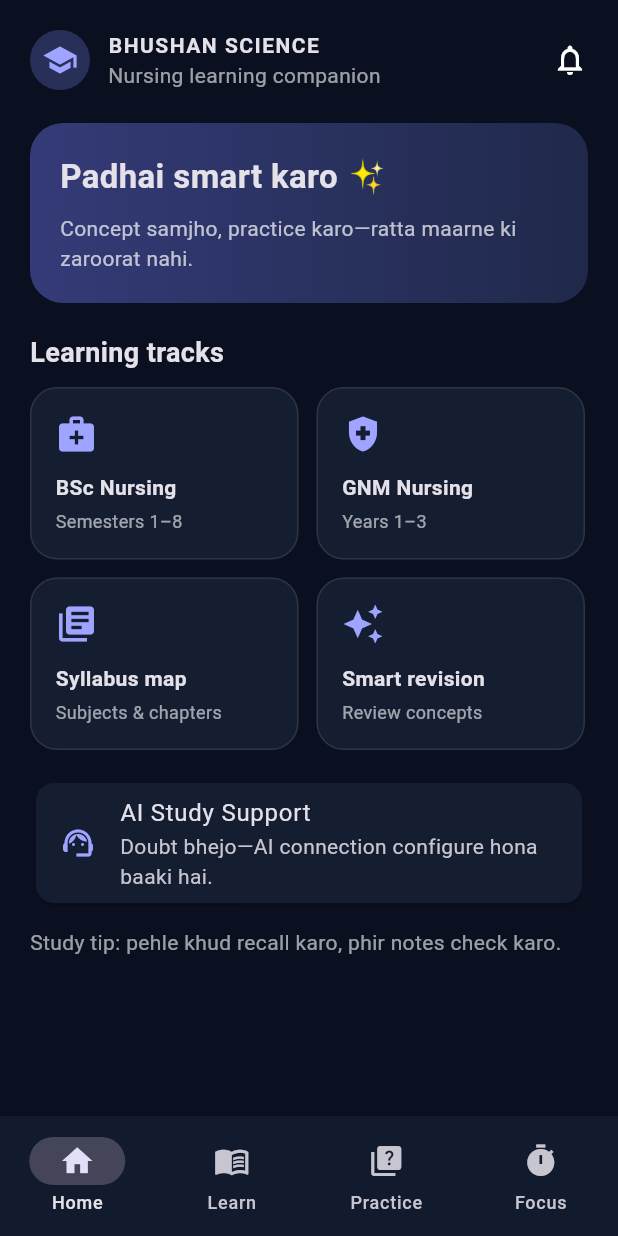
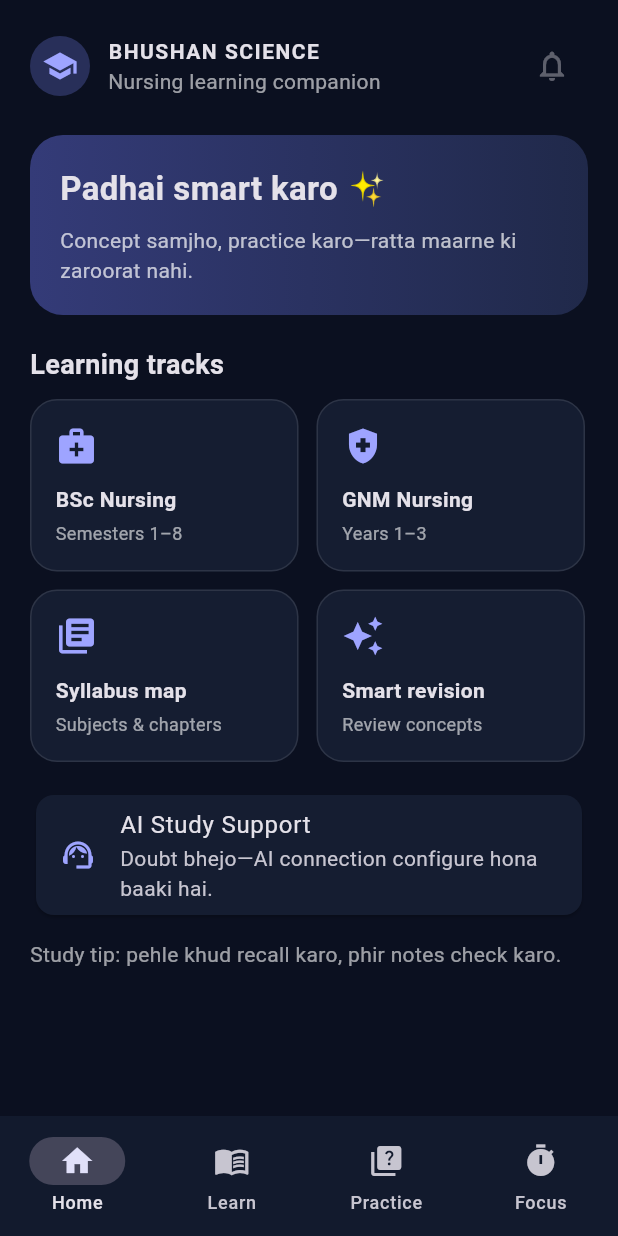
Before and after one commit to bhushanscience/bhushan-science-bot, a Flutter app: the screen it shows after launch, on a phone screen of 412 x 824 dp. Run offline on Flutter 3.47's test engine with Material 3 defaults, Android fonts, the phone set to English and light mode, and no system bars; our stand-ins replace shared_preferences, sqflite; accounts and stored records are empty; network calls fail; statements that could not run were skipped.

Commit message:
Add GitHub release APK update checker and prompt

```diff
--- a/android_app/lib/main.dart
+++ b/android_app/lib/main.dart
@@ -3,12 +3,16 @@ import 'package:flutter/material.dart';
 import 'package:path/path.dart' as p;
 import 'package:sqflite/sqflite.dart';
 import 'remote_updates.dart';
+import 'release_updates.dart';
+
+final GlobalKey<NavigatorState> appNavigatorKey = GlobalKey<NavigatorState>();
 
 void main() {
   WidgetsFlutterBinding.ensureInitialized();
   unawaited(AutoReplyStore.database);
   runApp(const BhushanScienceApp());
   unawaited(RemoteUpdateService.syncOnStartup());
+  unawaited(ReleaseUpdateService.start());
 }
 
 const _bg = Color(0xFF0B1020);
@@ -191,6 +195,7 @@ class _BhushanScienceAppState extends State<BhushanScienceApp> {
   @override
   Widget build(BuildContext context) => MaterialApp(
         title: 'Bhushan Science',
+        navigatorKey: appNavigatorKey,
         debugShowCheckedModeBanner: false,
         theme: ThemeData(
           colorScheme: ColorScheme.fromSeed(seedColor: _accent, brightness: Brightness.dark),
@@ -324,7 +329,11 @@ class HomePage extends StatelessWidget {
             Text('BHUSHAN SCIENCE', style: TextStyle(fontWeight: FontWeight.bold, letterSpacing: 1)),
             Text('Nursing learning companion', style: TextStyle(color: Colors.white60)),
           ])),
-          Icon(Icons.notifications_none),
+          IconButton(
+            tooltip: 'Check app updates',
+            onPressed: () => unawaited(ReleaseUpdateService.checkAndPrompt(forceCheck: true)),
+            icon: const Icon(Icons.notifications_none),
+          ),
         ]),
         ),
         const SizedBox(height: 22),
--- /dev/null
+++ b/android_app/lib/release_updates.dart
@@ -0,0 +1,133 @@
+import 'dart:async';
+import 'dart:convert';
+
+import 'package:flutter/material.dart';
+import 'package:http/http.dart' as http;
+import 'package:url_launcher/url_launcher.dart';
+
+/// APK update checks are based on public GitHub Releases.
+/// Publish a release with an APK asset for this checker to notify users.
+class ReleaseUpdateService {
+  static const String currentVersion = '1.0.2';
+  static const String releasesApi =
+      'https://api.github.com/repos/bhushanscience/bhushan-science-bot/releases/latest';
+  static bool _dialogVisible = false;
+  static Timer? _periodicTimer;
+
+  static Future<void> start() async {
+    await Future<void>.delayed(const Duration(seconds: 2));
+    await checkAndPrompt();
+    _periodicTimer ??= Timer.periodic(
+      const Duration(hours: 6),
+      (_) => unawaited(checkAndPrompt()),
+    );
+  }
+
+  static List<int> _versionParts(String value) {
+    final cleaned = value.trim().replaceFirst(RegExp(r'^[vV]'), '');
+    final match = RegExp(r'^(\d+(?:\.\d+)*)').firstMatch(cleaned);
+    if (match == null) return const [0];
+    return match.group(1)!.split('.').map((part) => int.tryParse(part) ?? 0).toList();
+  }
+
+  static bool _isNewer(String candidate, String current) {
+    final a = _versionParts(candidate);
+    final b = _versionParts(current);
+    final length = a.length > b.length ? a.length : b.length;
+    for (var i = 0; i < length; i++) {
+      final left = i < a.length ? a[i] : 0;
+      final right = i < b.length ? b[i] : 0;
+      if (left != right) return left > right;
+    }
+    return false;
+  }
+
+  static Future<void> checkAndPrompt({bool forceCheck = false}) async {
+    if (_dialogVisible) return;
+    try {
+      final response = await http.get(
+        Uri.parse(releasesApi),
+        headers: const {
+          'Accept': 'application/vnd.github+json',
+          'Cache-Control': 'no-cache',
+        },
+      ).timeout(const Duration(seconds: 12));
+      if (response.statusCode != 200) {
+        if (forceCheck) _showStatus('Update check failed (HTTP ${response.statusCode}).');
+        return;
+      }
+      final decoded = jsonDecode(response.body);
+      if (decoded is! Map<String, dynamic>) {
+        if (forceCheck) _showStatus('GitHub release response was invalid.');
+        return;
+      }
+      final tag = (decoded['tag_name'] ?? '').toString();
+      final releaseUrl = (decoded['html_url'] ?? '').toString();
+      final assets = decoded['assets'];
+      final hasApk = assets is List && assets.any((asset) =>
+          asset is Map && (asset['name']?.toString().toLowerCase().endsWith('.apk') ?? false));
+      if (tag.isEmpty || releaseUrl.isEmpty || !hasApk) {
+        if (forceCheck) _showStatus('No published APK release was found yet.');
+        return;
+      }
+      if (!_isNewer(tag, currentVersion)) {
+        if (forceCheck) _showStatus('You are using the latest app version ($currentVersion).');
+        return;
+      }
+      final context = appNavigatorKey.currentState?.overlay?.context;
+      if (context == null || !context.mounted) return;
+      _dialogVisible = true;
+      final notes = (decoded['body'] ?? '').toString().trim();
+      await showDialog<void>(
+        context: context,
+        barrierDismissible: true,
+        builder: (dialogContext) => AlertDialog(
+          title: const Text('Bhushan Science update available'),
+          content: SingleChildScrollView(
+            child: Column(
+              mainAxisSize: MainAxisSize.min,
+              crossAxisAlignment: CrossAxisAlignment.start,
+              children: [
+                Text('Version $tag is available. Your version: $currentVersion.'),
+                if (notes.isNotEmpty) ...[
+                  const SizedBox(height: 12),
+                  const Text('Release notes', style: TextStyle(fontWeight: FontWeight.bold)),
+                  const SizedBox(height: 4),
+                  Text(notes.length > 1200 ? notes.substring(0, 1200) : notes),
+                ],
+                const SizedBox(height: 12),
+                const Text('The release page opens so you can download and install the APK. Android may ask you to allow installs from your browser.'),
+              ],
+            ),
+          ),
+          actions: [
+            TextButton(
+              onPressed: () => Navigator.pop(dialogContext),
+              child: const Text('Later'),
+            ),
+            FilledButton(
+              onPressed: () async {
+                final uri = Uri.tryParse(releaseUrl);
+                if (uri != null) await launchUrl(uri, mode: LaunchMode.externalApplication);
+                if (dialogContext.mounted) Navigator.pop(dialogContext);
+              },
+              child: const Text('Open update'),
+            ),
+          ],
+        ),
+      );
+      _dialogVisible = false;
+    } catch (_) {
+      if (forceCheck) _showStatus('Could not check updates. Check your internet connection.');
+      _dialogVisible = false;
+    }
+  }
+
+  static void _showStatus(String message) {
+    final context = appNavigatorKey.currentState?.overlay?.context;
+    if (context == null || !context.mounted) return;
+    ScaffoldMessenger.maybeOf(context)?.showSnackBar(
+      SnackBar(content: Text(message)),
+    );
+  }
+}
--- a/android_app/pubspec.yaml
+++ b/android_app/pubspec.yaml
@@ -1,7 +1,7 @@
 name: bhushan_science_app
 description: Bhushan Science Nursing and exam study companion.
 publish_to: 'none'
-version: 1.0.1+2
+version: 1.0.2+3
 
 environment:
   sdk: '>=3.3.0 <4.0.0'
@@ -14,6 +14,7 @@ dependencies:
   shared_preferences: ^2.3.2
   sqflite: ^2.4.2
   path: ^1.9.1
+  url_launcher: ^6.3.1
 
 dev_dependencies:
   flutter_test:
```
